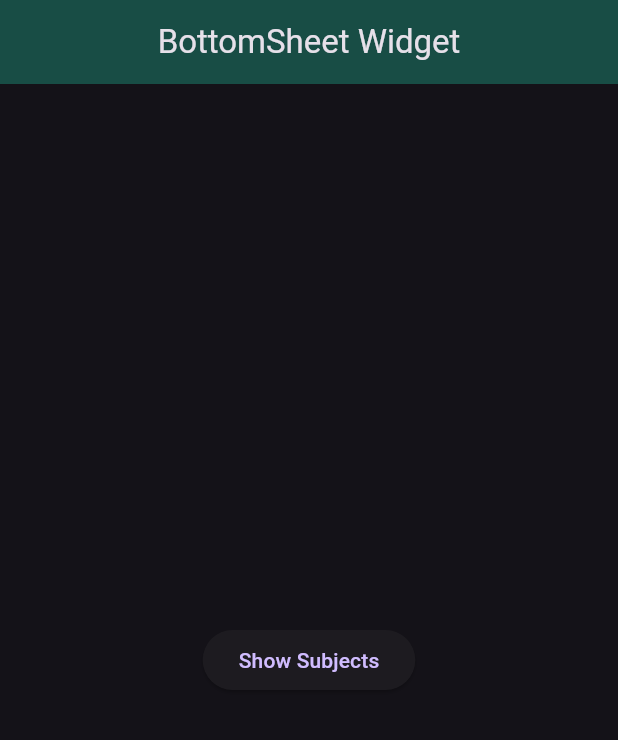
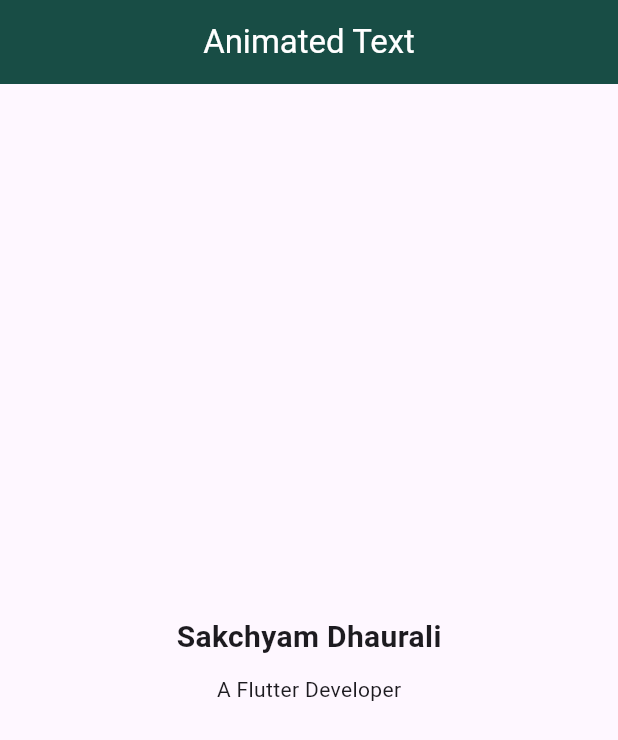
Before and after one commit to sakchyamdhaurali/basic-widgets-flutter, a Flutter app: the screen it shows after launch, on a phone screen of 412 x 824 dp. Shown: the top 740 px of the screen. Run offline on Flutter 3.47's test engine with Material 3 defaults, Android fonts, the phone set to English and light mode, and no system bars; drawn by our look-alikes of animated_text_kit; our stand-ins replace cached_network_image.

Commit message:
learned animated text

```diff
--- a/lib/main.dart
+++ b/lib/main.dart
@@ -8,7 +8,10 @@ import 'package:flutter/material.dart';
 // import 'package:testapp/widgets/imagewidget.dart';
 // import 'package:testapp/widgets/snackbar.dart';
 // import 'package:testapp/widgets/alert.dart';
-import 'package:testapp/widgets/bottomSheet.dart';
+// import 'package:testapp/widgets/bottomSheet.dart';
+// import 'package:testapp/widgets/bottomSheet.dart';
+import 'package:testapp/widgets/animated_text.dart';
+
 
 
 void main()
@@ -27,7 +30,7 @@ class MyApp extends StatelessWidget {
       debugShowCheckedModeBanner: false,
 
       theme: ThemeData(
-        brightness: Brightness.dark,
+        brightness: Brightness.light,
         primaryColor: Colors.deepPurple,
        useMaterial3: true,
       //  colorSchemeSeed: Colors.red,
@@ -35,7 +38,8 @@ class MyApp extends StatelessWidget {
 
 
 
-        home: BottomSheetWidget(),
+        home: AnimatedText(),
+
 
 
 
--- /dev/null
+++ b/lib/widgets/animated_text.dart
@@ -0,0 +1,83 @@
+import 'package:animated_text_kit/animated_text_kit.dart';
+import 'package:flutter/material.dart';
+
+class AnimatedText extends StatelessWidget {
+const AnimatedText({ Key? key }) : super(key: key);
+
+  @override
+  Widget build(BuildContext context){
+    return Scaffold(
+         appBar: AppBar(
+        title: Text('Animated Text', style: TextStyle(color: Colors.white),),
+        backgroundColor: Color.fromARGB(255, 24, 77, 69),
+        elevation: 0,
+        centerTitle: true,
+      ) ,
+
+      body: Center(
+        child: Column(
+          mainAxisAlignment: MainAxisAlignment.center,
+          children: [
+            AnimatedTextKit(
+              animatedTexts:
+            [
+              TypewriterAnimatedText(
+                'Sakchyam Dhaurali', textStyle: TextStyle(
+                fontWeight: FontWeight.bold,
+                fontSize: 20,
+              ),
+
+              speed: Duration(milliseconds: 100),
+              ),
+            ],
+            // pause: Duration(milliseconds: 300),
+            // totalRepeatCount: 3,
+            stopPauseOnTap: true,
+            displayFullTextOnTap: true,
+            ),
+
+          //  AnimatedTextKit(
+          //     animatedTexts:
+          //   [
+          //    RotateAnimatedText('A', textStyle: TextStyle(
+          //     color: Colors.green,
+          //     fontSize: 20,
+          //     fontWeight: FontWeight.w700,
+          //    ),
+          //    ),
+          //    RotateAnimatedText('Flutter', textStyle: TextStyle(
+          //     color: Colors.blue,
+          //     fontSize: 20,
+          //     fontWeight: FontWeight.bold,
+          //    ),
+          //    ),
+          //      RotateAnimatedText('Developer', textStyle: TextStyle(
+          //     color: Colors.red,
+          //     fontSize: 20,
+          //     fontWeight: FontWeight.bold,
+          //    ),
+          //    ),
+          //   ],
+          //   // pause: Duration(milliseconds: 300),
+          //   // totalRepeatCount: 1,
+          //   // stopPauseOnTap: true,
+          //   // displayFullTextOnTap: true,
+          //   ),
+          SizedBox(height: 10,),
+
+            AnimatedTextKit(
+              animatedTexts:
+            [
+                WavyAnimatedText('A Flutter Developer'),
+            ],
+            //  totalRepeatCount: 1,
+            stopPauseOnTap: true,
+            displayFullTextOnTap: true,
+            ),
+
+          ],
+        ),
+      ),
+    );
+  }
+}
--- a/pubspec.yaml
+++ b/pubspec.yaml
@@ -31,7 +31,7 @@ dependencies:
   flutter:
     sdk: flutter
   cached_network_image:
-
+  animated_text_kit:
 
   # The following adds the Cupertino Icons font to your application.
   # Use with the CupertinoIcons class for iOS style icons.
```
Also changed, not shown: pubspec.lock.
